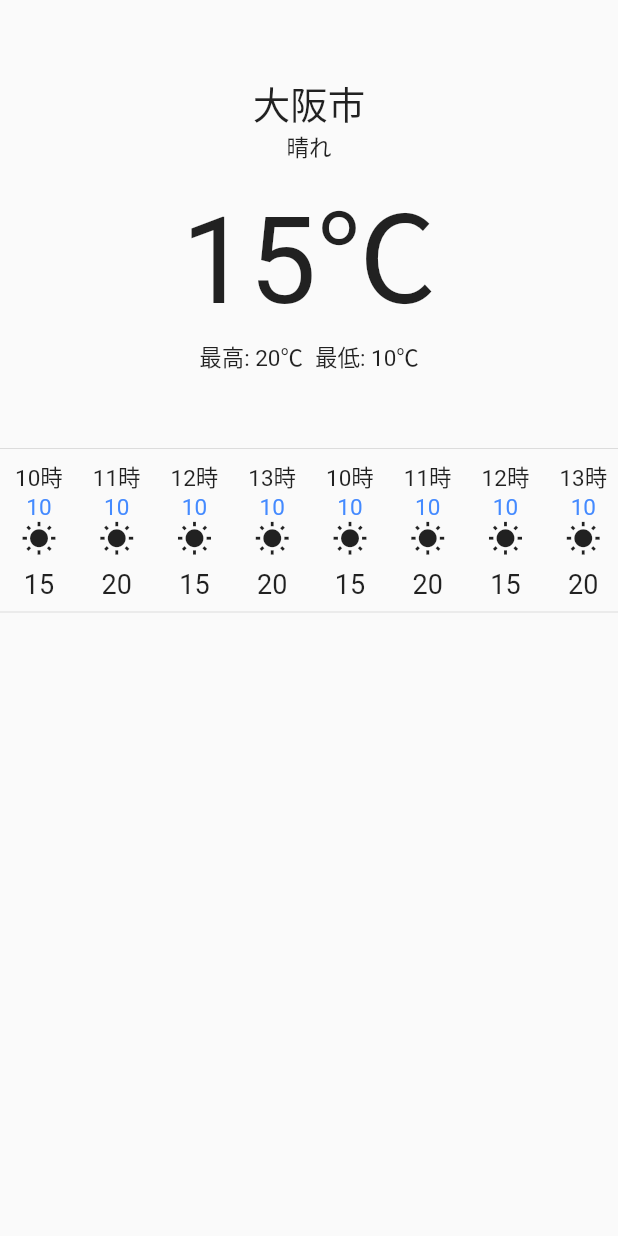
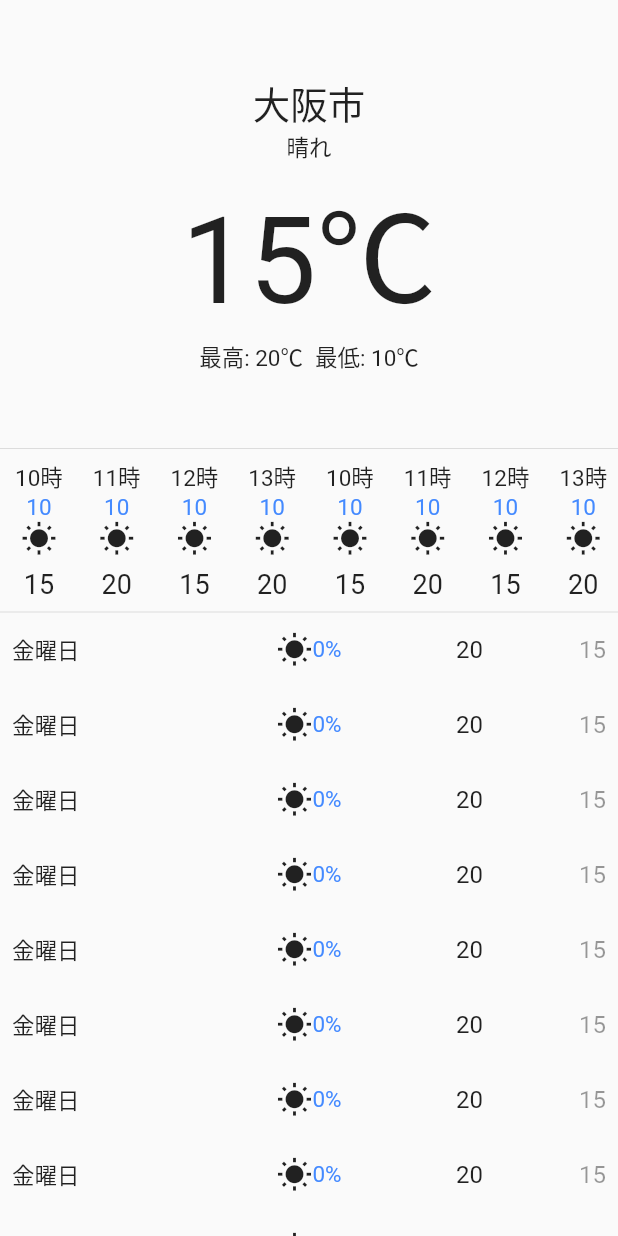
Before and after one commit to shu-illy/flutter_weather_api, a Flutter app: the screen it shows after launch, on a phone screen of 412 x 824 dp. Run offline on Flutter 3.47's test engine with Material 2 defaults, Android fonts, the phone set to English and light mode, and no system bars.

Commit message:
日毎の天気を表示

```diff
--- a/lib/main.dart
+++ b/lib/main.dart
@@ -30,7 +30,6 @@ class MyApp extends StatelessWidget {
   }
 }
 
-// TODO: 日毎の天気を表示
 // TODO: 郵便番号検索窓のUIを作成
 // TODO: 郵便番号から住所を取得
 // TODO: 郵便番号検索APIをdartで実施
--- a/lib/pages/top_page.dart
+++ b/lib/pages/top_page.dart
@@ -74,6 +74,56 @@ class _TopPageState extends State<TopPage> {
     ),
   ];
 
+  List<Weather> dailyWeather = [
+    Weather(
+        temperatureMax: 20,
+        temperatureMin: 15,
+        rainyPercent: 0,
+        time: DateTime(2021, 10, 1)),
+    Weather(
+        temperatureMax: 20,
+        temperatureMin: 15,
+        rainyPercent: 0,
+        time: DateTime(2021, 10, 2)),
+    Weather(
+        temperatureMax: 20,
+        temperatureMin: 15,
+        rainyPercent: 0,
+        time: DateTime(2021, 10, 3)),
+    Weather(
+        temperatureMax: 20,
+        temperatureMin: 15,
+        rainyPercent: 0,
+        time: DateTime(2021, 10, 2)),
+    Weather(
+        temperatureMax: 20,
+        temperatureMin: 15,
+        rainyPercent: 0,
+        time: DateTime(2021, 10, 2)),
+    Weather(
+        temperatureMax: 20,
+        temperatureMin: 15,
+        rainyPercent: 0,
+        time: DateTime(2021, 10, 2)),
+    Weather(
+        temperatureMax: 20,
+        temperatureMin: 15,
+        rainyPercent: 0,
+        time: DateTime(2021, 10, 2)),
+    Weather(
+        temperatureMax: 20,
+        temperatureMin: 15,
+        rainyPercent: 0,
+        time: DateTime(2021, 10, 2)),
+    Weather(
+        temperatureMax: 20,
+        temperatureMin: 15,
+        rainyPercent: 0,
+        time: DateTime(2021, 10, 2)),
+  ];
+
+  List<String> weekDay = ['月', '火', '水', '木', '金', '土', '日'];
+
   @override
   Widget build(BuildContext context) {
     return Scaffold(
@@ -123,6 +173,52 @@ class _TopPageState extends State<TopPage> {
               ),
             ),
             Divider(height: 0),
+            Expanded(
+              child: SingleChildScrollView(
+                child: Padding(
+                  padding: const EdgeInsets.symmetric(horizontal: 8.0),
+                  child: Column(
+                    children: dailyWeather.map((weather) {
+                      return Container(
+                        height: 50,
+                        child: Row(
+                          mainAxisAlignment: MainAxisAlignment.spaceBetween,
+                          children: [
+                            Container(
+                                width: 100,
+                                child: Text(
+                                    '${weekDay[dailyWeather[0].time.weekday - 1]}曜日')),
+                            Row(
+                              children: [
+                                Icon(Icons.wb_sunny_sharp),
+                                Text('${dailyWeather[0].rainyPercent}%',
+                                    style: TextStyle(color: Colors.blueAccent)),
+                              ],
+                            ),
+                            Container(
+                              width: 100,
+                              child: Row(
+                                mainAxisAlignment:
+                                    MainAxisAlignment.spaceBetween,
+                                children: [
+                                  Text('${dailyWeather[0].temperatureMax}',
+                                      style: TextStyle(fontSize: 16)),
+                                  Text('${dailyWeather[0].temperatureMin}',
+                                      style: TextStyle(
+                                          fontSize: 16,
+                                          color:
+                                              Colors.black.withOpacity(0.4))),
+                                ],
+                              ),
+                            ),
+                          ],
+                        ),
+                      );
+                    }).toList(),
+                  ),
+                ),
+              ),
+            ),
           ],
         ),
       ),
```
